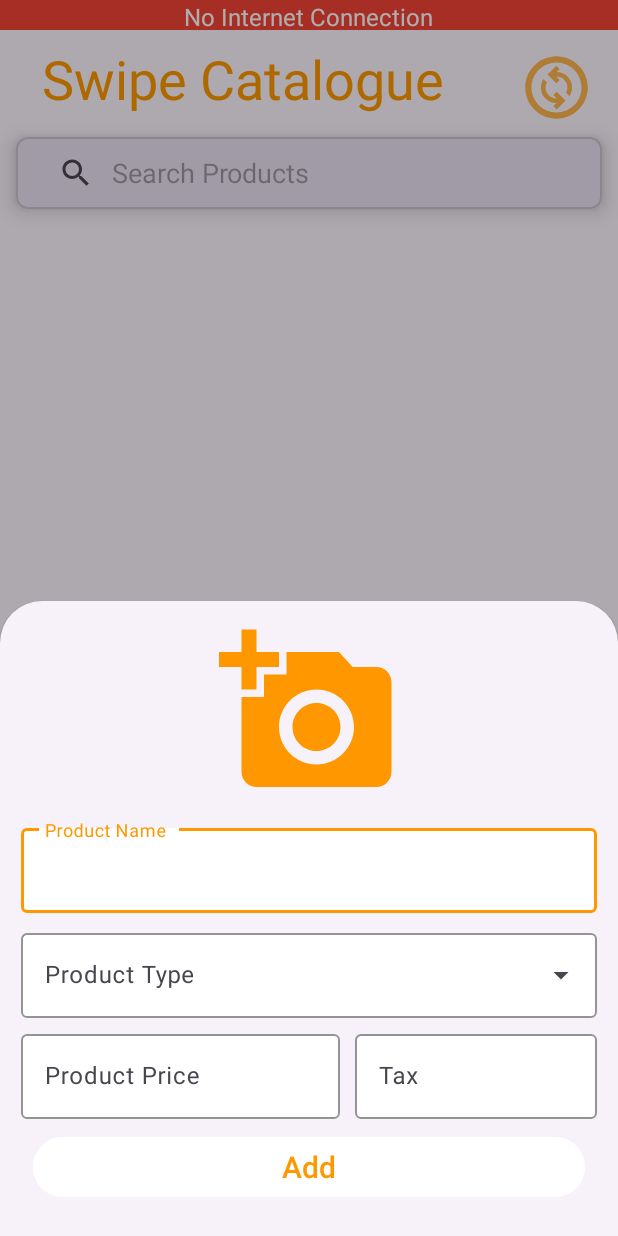
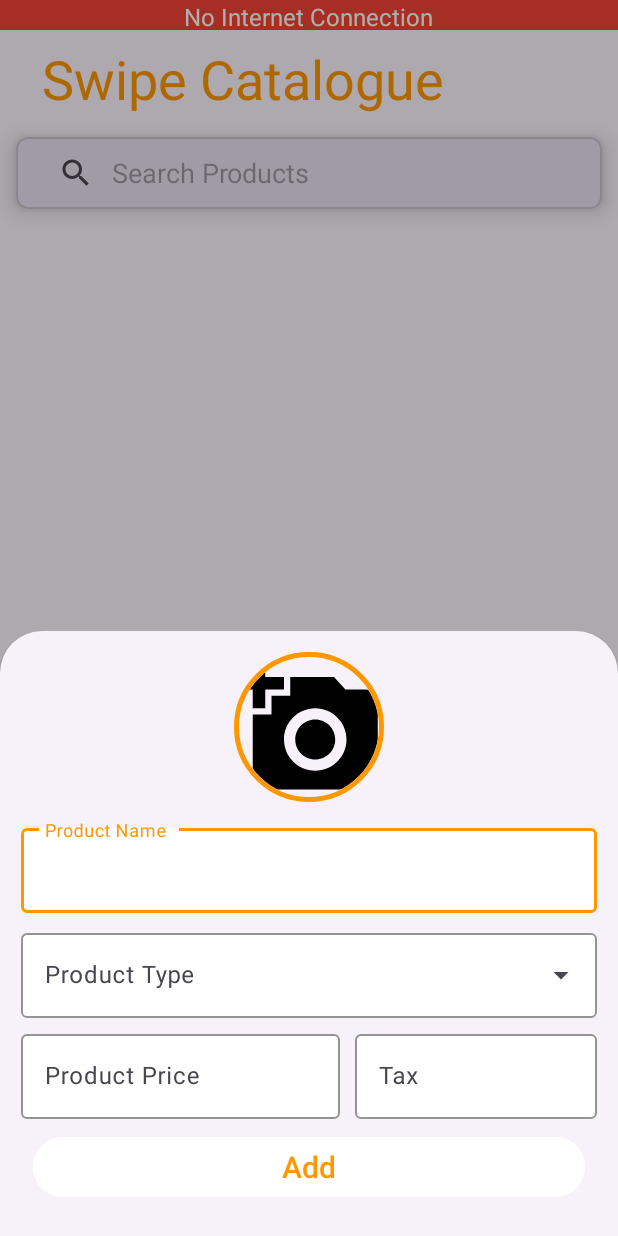
Before and after one commit to javaman97/ProductAssignment, an Android app: the AddProductFragment screen opened through its navigation route, on a phone screen of 412 x 824 dp. Run offline under Robolectric (Android 15) with nearby library versions, the phone set to English and light mode, and no system bars; our stand-ins replace CircleImageView, Room's generated code; pictures from the network do not load; Roboto replaces fonts that are not available here.

Commit message:
Add Products Functionality Added

```diff
--- a/app/build.gradle.kts
+++ b/app/build.gradle.kts
@@ -65,6 +65,9 @@ dependencies {
     implementation ("androidx.room:room-ktx:2.6.1")
     kapt ("androidx.room:room-compiler:2.6.1")
 
+    //Circular ImageView
+    implementation ("de.hdodenhof:circleimageview:3.1.0")
+
     // Coroutines
     implementation (libs.kotlinx.coroutines.core)
     implementation(libs.kotlinx.coroutines.android)
--- a/app/src/main/java/com/aman/swipeassignment/api/ProductApi.kt
+++ b/app/src/main/java/com/aman/swipeassignment/api/ProductApi.kt
@@ -10,6 +10,7 @@ import retrofit2.http.Field
 import retrofit2.http.FormUrlEncoded
 import retrofit2.http.GET
 import retrofit2.http.POST
+import java.io.File
 
 interface ProductApi {
 
@@ -22,7 +23,8 @@ interface ProductApi {
         @Field("product_name") product_name:String,
         @Field("product_type") product_type:String,
         @Field("price") price: Double,
-        @Field("tax") tax:Double
+        @Field("tax") tax:Double,
+        @Field("file") image:File?
 
     ): Response<PostApiResponse>
 
--- a/app/src/main/java/com/aman/swipeassignment/local/ProductDao.kt
+++ b/app/src/main/java/com/aman/swipeassignment/local/ProductDao.kt
@@ -5,7 +5,6 @@ import androidx.room.Insert
 import androidx.room.OnConflictStrategy
 import androidx.room.Query
 import androidx.room.Update
-import com.aman.swipeassignment.models.Product
 import com.aman.swipeassignment.models.ProductEntity
 
 @Dao
--- a/app/src/main/java/com/aman/swipeassignment/local/ProductDatabase.kt
+++ b/app/src/main/java/com/aman/swipeassignment/local/ProductDatabase.kt
@@ -4,9 +4,12 @@ import android.content.Context
 import androidx.room.Database
 import androidx.room.Room
 import androidx.room.RoomDatabase
+import androidx.room.TypeConverter
+import androidx.room.TypeConverters
 import com.aman.swipeassignment.models.ProductEntity
 
 @Database(entities = [ProductEntity::class], version = 1, exportSchema = false)
+@TypeConverters(Converters::class)
 abstract class ProductDatabase:RoomDatabase() {
     abstract fun productDao():ProductDao
 
--- a/app/src/main/java/com/aman/swipeassignment/models/ProductEntity.kt
+++ b/app/src/main/java/com/aman/swipeassignment/models/ProductEntity.kt
@@ -3,14 +3,15 @@ package com.aman.swipeassignment.models
 import androidx.room.Entity
 import androidx.room.PrimaryKey
 import com.squareup.moshi.Json
+import java.io.File
 
 @Entity(tableName = "products")
 data class ProductEntity(
-    @PrimaryKey(autoGenerate = true) val product_id: Int = 0,
+    @PrimaryKey(autoGenerate = true) val product_id: Long = 0,
     @Json(name = "product_name")val name: String,
     @Json(name = "product_type")val type: String,
     val price: String,
     val tax: String,
-    val image: String? = null,
+    val image: File? ,
     var isSynced:Boolean = false
 )
--- a/app/src/main/java/com/aman/swipeassignment/utils/Constants.kt
+++ b/app/src/main/java/com/aman/swipeassignment/utils/Constants.kt
@@ -4,4 +4,10 @@ object Constants {
     const val BASE_URL = "https://app.getswipe.in/api/public/"
     const val ADD = "add"
     const val GET =  "get"
+    const val AddProductFragmentTAG = "Adding Product Fragment"
+    const val MainActivityTAG = "Main Activity"
+    const val ListingProductFragmentTAG = "Listing Product Fragment"
+    const val ProductsViewModelTAG = "Product ViewModel"
+    const val REQUEST_PERMISSIONS = 1
+    const val IMAGE_PICKER_REQUEST_CODE = 1001
 }
--- a/app/src/main/res/drawable/ic_add_image.xml
+++ b/app/src/main/res/drawable/ic_add_image.xml
@@ -1,4 +1,4 @@
-<vector xmlns:android="http://schemas.android.com/apk/res/android" android:height="24dp" android:tint="@color/orange" android:viewportHeight="24" android:viewportWidth="24" android:width="24dp">
+<vector xmlns:android="http://schemas.android.com/apk/res/android" android:height="24dp" android:tint="@color/black" android:viewportHeight="24" android:viewportWidth="24" android:width="24dp">
 
     <path android:fillColor="@android:color/white" android:pathData="M3,4V1h2v3h3v2H5v3H3V6H0V4H3zM6,10V7h3V4h7l1.83,2H21c1.1,0 2,0.9 2,2v12c0,1.1 -0.9,2 -2,2H5c-1.1,0 -2,-0.9 -2,-2V10H6zM13,19c2.76,0 5,-2.24 5,-5s-2.24,-5 -5,-5s-5,2.24 -5,5S10.24,19 13,19zM9.8,14c0,1.77 1.43,3.2 3.2,3.2s3.2,-1.43 3.2,-3.2s-1.43,-3.2 -3.2,-3.2S9.8,12.23 9.8,14z"/>
 
--- a/app/src/main/res/drawable/ic_shopping_cart.xml
+++ b/app/src/main/res/drawable/ic_shopping_cart.xml
@@ -1,4 +1,4 @@
-<vector xmlns:android="http://schemas.android.com/apk/res/android"  android:height="24dp" android:tint="@color/blue" android:viewportHeight="24" android:viewportWidth="24" android:width="24dp">
+<vector xmlns:android="http://schemas.android.com/apk/res/android"  android:height="24dp" android:tint="@color/black" android:viewportHeight="24" android:viewportWidth="24" android:width="24dp">
 
     <path android:fillColor="@android:color/white" android:pathData="M7,18c-1.1,0 -1.99,0.9 -1.99,2S5.9,22 7,22s2,-0.9 2,-2 -0.9,-2 -2,-2zM1,2v2h2l3.6,7.59 -1.35,2.45c-0.16,0.28 -0.25,0.61 -0.25,0.96 0,1.1 0.9,2 2,2h12v-2L7.42,15c-0.14,0 -0.25,-0.11 -0.25,-0.25l0.03,-0.12 0.9,-1.63h7.45c0.75,0 1.41,-0.41 1.75,-1.03l3.58,-6.49c0.08,-0.14 0.12,-0.31 0.12,-0.48 0,-0.55 -0.45,-1 -1,-1L5.21,4l-0.94,-2L1,2zM17,18c-1.1,0 -1.99,0.9 -1.99,2s0.89,2 1.99,2 2,-0.9 2,-2 -0.9,-2 -2,-2z"/>
 
--- a/app/src/main/res/drawable/ic_sync.xml
+++ /dev/null
@@ -1,6 +0,0 @@
-<vector android:alpha="0.7" android:autoMirrored="true"
-    android:height="50dp" android:tint="@color/orange"
-    android:viewportHeight="24" android:viewportWidth="24"
-    android:width="50dp" xmlns:android="http://schemas.android.com/apk/res/android">
-    <path android:fillColor="@android:color/white" android:pathData="M12,2C6.48,2 2,6.48 2,12s4.48,10 10,10s10,-4.48 10,-10S17.52,2 12,2zM12,20c-4.41,0 -8,-3.59 -8,-8s3.59,-8 8,-8s8,3.59 8,8S16.41,20 12,20zM16.17,14.76l-1.1,-1.1c0.71,-1.33 0.53,-3.01 -0.59,-4.13C13.79,8.84 12.9,8.5 12,8.5c-0.03,0 -0.06,0.01 -0.09,0.01L13,9.6l-1.06,1.06L9.11,7.83L11.94,5L13,6.06l-0.96,0.96c1.27,0.01 2.53,0.48 3.5,1.44C17.24,10.17 17.45,12.82 16.17,14.76zM14.89,16.17L12.06,19L11,17.94l0.95,-0.95c-1.26,-0.01 -2.52,-0.5 -3.48,-1.46c-1.71,-1.71 -1.92,-4.35 -0.64,-6.29l1.1,1.1c-0.71,1.33 -0.53,3.01 0.59,4.13c0.7,0.7 1.63,1.04 2.56,1.01L11,14.4l1.06,-1.06L14.89,16.17z"/>
-</vector>
--- a/app/src/main/res/layout/activity_main.xml
+++ b/app/src/main/res/layout/activity_main.xml
@@ -28,26 +28,14 @@
         android:clickable="true"
         android:elevation="6dp"
         android:text="@string/add_product_button"
-        android:textColor="@color/orange"
+        android:textColor="@color/black"
         app:iconTint="@color/orange"
         android:contentDescription="@string/add_product_button"
         app:layout_constraintBottom_toBottomOf="parent"
         app:layout_constraintEnd_toEndOf="parent"
         app:layout_constraintHorizontal_bias="0.921"
         app:layout_constraintStart_toStartOf="parent"
-
         app:icon="@drawable/ic_shopping_cart" />
-
-    <ImageView
-        android:id="@+id/reloadProducts"
-        android:layout_width="wrap_content"
-        android:layout_height="wrap_content"
-        android:layout_margin="16dp"
-        app:layout_constraintBottom_toTopOf="@+id/fabAddProduct"
-        app:layout_constraintEnd_toEndOf="parent"
-        app:layout_constraintTop_toTopOf="parent"
-        app:layout_constraintVertical_bias="0.028"
-        app:srcCompat="@drawable/ic_sync" />
 
     <LinearLayout
         android:id="@+id/internetStatus"
--- a/app/src/main/res/layout/fragment_add_product_list_dialog.xml
+++ b/app/src/main/res/layout/fragment_add_product_list_dialog.xml
@@ -7,12 +7,15 @@
     android:orientation="vertical"
     android:padding="14dp">
 
-    <ImageView
+    <de.hdodenhof.circleimageview.CircleImageView
         android:id="@+id/btnUploadImage"
-        android:layout_width="120dp"
-        android:layout_height="120dp"
+        android:layout_width="100dp"
+        android:layout_height="100dp"
+        android:contentDescription="@string/upload_image"
         android:layout_gravity="center"
+        app:civ_border_width="3dp"
         android:scaleType="centerCrop"
+        app:civ_border_color="@color/orange"
         android:src="@drawable/ic_add_image"/>
 
     <com.google.android.material.textfield.TextInputLayout
@@ -70,12 +73,12 @@
         app:hintAnimationEnabled="true"
         app:hintTextColor="@color/orange"
         app:boxBackgroundColor="@color/white"
-        android:hint="@string/enter_selling_price"
-        android:inputType="numberDecimal">
+        android:hint="@string/enter_selling_price">
         <com.google.android.material.textfield.TextInputEditText
             android:id="@+id/etxtSellingPrice"
             android:layout_width="match_parent"
             android:layout_height="wrap_content"
+            android:inputType="numberDecimal"
             android:fontFamily="@font/roboto_condensed_bold"/>
 </com.google.android.material.textfield.TextInputLayout>
     <Space
@@ -89,21 +92,22 @@
         app:hintAnimationEnabled="true"
         app:hintTextColor="@color/orange"
         app:boxBackgroundColor="@color/white"
-        android:hint="@string/enter_tax_rate"
-        android:inputType="numberDecimal">
+        android:hint="@string/enter_tax_rate">
     <com.google.android.material.textfield.TextInputEditText
         android:id="@+id/etxtTaxRate"
-    android:layout_width="match_parent"
-    android:layout_height="wrap_content"
+        android:layout_width="match_parent"
+        android:layout_height="wrap_content"
+        android:inputType="numberDecimal"
         android:fontFamily="@font/roboto_condensed_bold"/>
 </com.google.android.material.textfield.TextInputLayout>
     </LinearLayout>
 
 
-<ProgressBar
+    <ProgressBar
         android:id="@+id/progressBar"
         android:layout_width="match_parent"
         android:layout_height="wrap_content"
+        android:indeterminateTint="@color/orange"
         android:visibility="gone"/>
 
     <Button
```
Also changed, not shown: app/src/main/AndroidManifest.xml (+8 -3 lines), app/src/main/java/com/aman/swipeassignment/MainActivity.kt (+3 -14 lines), app/src/main/java/com/aman/swipeassignment/local/Converters.kt (added, +17 -0 lines), app/src/main/java/com/aman/swipeassignment/repository/ProductsRepository.kt (+5 -35 lines), app/src/main/java/com/aman/swipeassignment/ui/screens/AddProductFragment.kt (+92 -11 lines), app/src/main/java/com/aman/swipeassignment/ui/screens/ListingProductFragment.kt (+6 -16 lines), app/src/main/java/com/aman/swipeassignment/utils/FileUtils.kt (added, +17 -0 lines), app/src/main/java/com/aman/swipeassignment/viewmodels/ProductsViewModel.kt (+0 -12 lines).
